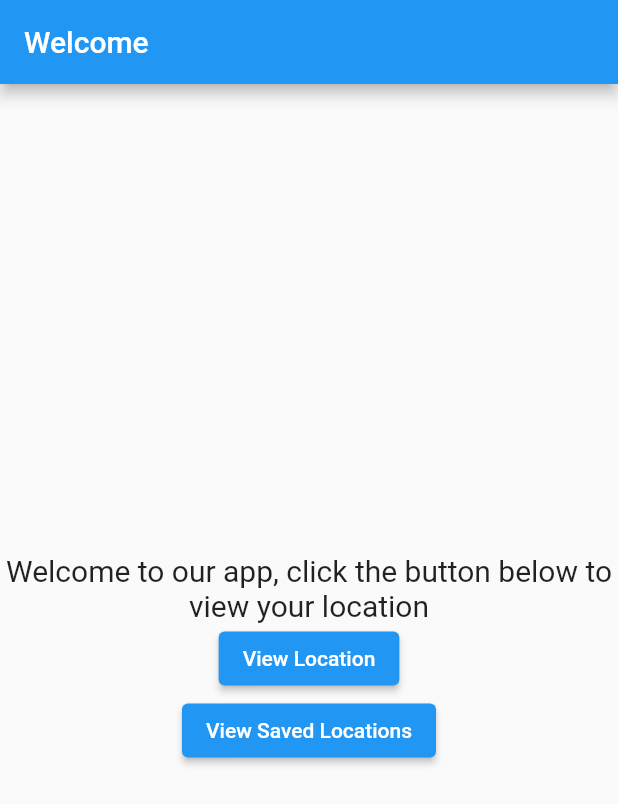
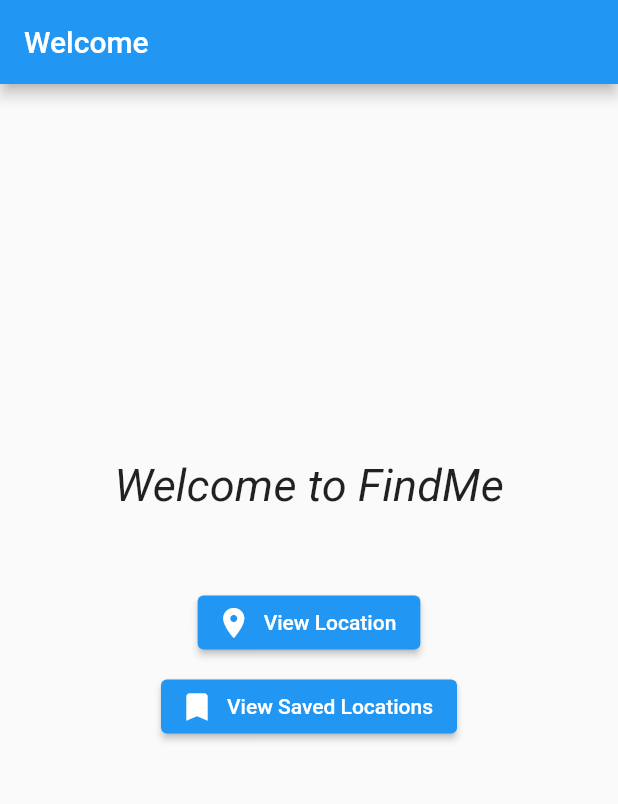
Before and after one commit to wilkieE/FindMe, a Flutter app: the screen it shows after launch, on a phone screen of 412 x 824 dp. Shown: the top 804 px of the screen. Run offline on Flutter 3.47's test engine with Material 2 defaults, Android fonts, the phone set to English and light mode, and no system bars; our stand-ins replace geocoding, geolocator, google_maps_flutter, shared_preferences.

Commit message:
feat: update styling for welcome screen

```diff
--- a/lib/welcome_screen.dart
+++ b/lib/welcome_screen.dart
@@ -16,32 +16,53 @@ class WelcomeScreen extends StatelessWidget {
         // Wrap the body in a SafeArea widget
         child: Center(
           child: Column(
-            mainAxisAlignment: MainAxisAlignment.center,
+            mainAxisAlignment: MainAxisAlignment.start,
             children: <Widget>[
-              const Text(
-                'Welcome to our app, click the button below to view your location',
+              const Padding(
+                padding: EdgeInsets.only(top: 250.0),
+                child: Text(
+                  'Welcome to FindMe',
                   textAlign: TextAlign.center,
-                style: TextStyle(fontSize: 20.0),
+                  style: TextStyle(fontSize: 30.0, fontStyle: FontStyle.italic),
                 ),
-              ElevatedButton(
-                child: const Text('View Location'),
+              ),
+              Padding(
+                padding: const EdgeInsets.only(top: 50.0),
+                child: ElevatedButton.icon(
+                  icon: const Icon(
+                    Icons.location_on,
+                    color: Colors.white,
+                    size: 24.0,
+                  ),
+                  label: const Text('View Location'),
                   onPressed: () {
                     Navigator.push(
                       context,
                       MaterialPageRoute(
-                        builder: (context) => const LocationScreen()),
+                        builder: (context) => const LocationScreen(),
+                      ),
                     );
                   },
                 ),
-              ElevatedButton(
-                child: const Text('View Saved Locations'),
+              ),
+              Padding(
+                padding: const EdgeInsets.all(8.0),
+                child: ElevatedButton.icon(
+                  icon: const Icon(
+                    Icons.bookmark,
+                    color: Colors.white,
+                    size: 24.0,
+                  ),
+                  label: const Text('View Saved Locations'),
                   onPressed: () {
                     Navigator.push(
                       context,
                       MaterialPageRoute(
-                        builder: (context) => const SavedLocationsScreen()),
+                        builder: (context) => const SavedLocationsScreen(),
+                      ),
                     );
                   },
+                ),
               ),
             ],
           ),
```
Lines whose indentation alone changed are shown as unchanged.
